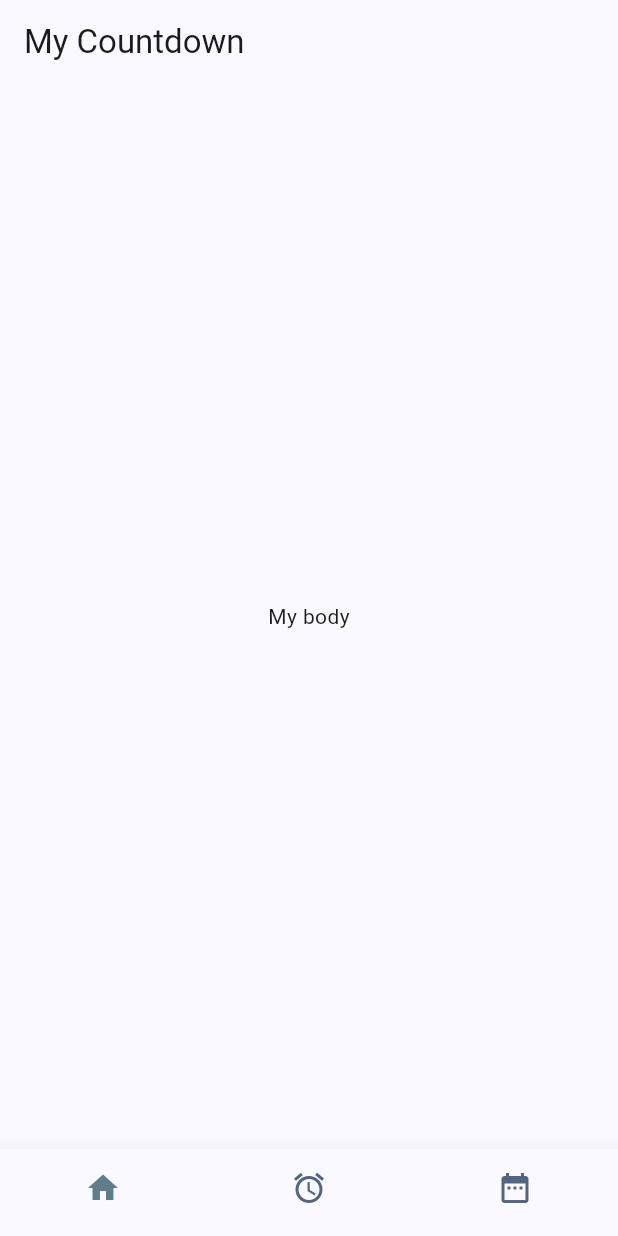
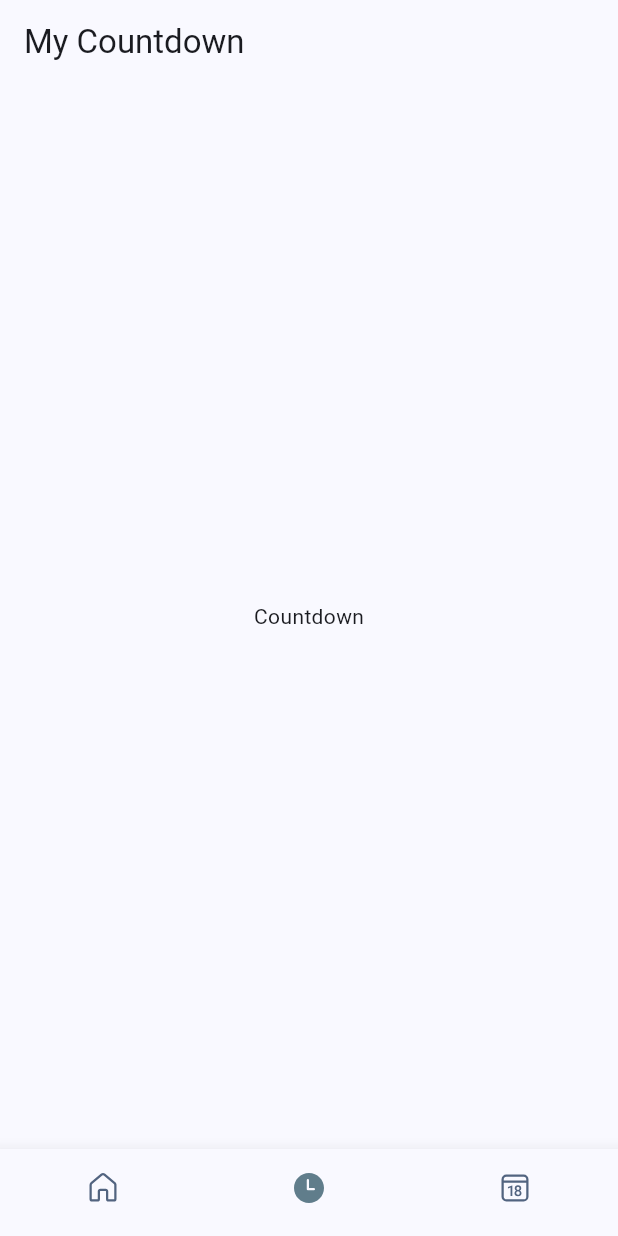
Before and after one commit to Starjed/CountDown, a Flutter app: the screen it shows after launch, on a phone screen of 412 x 824 dp. Run offline on Flutter 3.47's test engine with Material 2 defaults, Android fonts, the phone set to English and light mode, and no system bars; our stand-ins replace fluentui_icons.

Commit message:
Adiciona icones na bottom bar e modifica index dinamicamente

```diff
--- a/lib/bottom_bar.dart
+++ b/lib/bottom_bar.dart
@@ -1,3 +1,4 @@
+import 'package:fluentui_icons/fluentui_icons.dart';
 import 'package:flutter/cupertino.dart';
 import 'package:flutter/material.dart';
 
@@ -9,27 +10,45 @@ class BottomBar  extends StatefulWidget {
 }
 
 class BottomBarState extends State<BottomBar> {
+  int _selectedIndex = 1;
+
+  static final List<Widget> _widgetOptions = <Widget> [
+    const Text("Home"),
+    const Text("Countdown"),
+    const Text("Calendar")
+  ];
+
+  void _onItemTapped(int index) {
+    setState(() {
+      _selectedIndex = index;
+    });
+  }
+
   @override
   Widget build(BuildContext context) {
     return Scaffold(
       appBar: AppBar(
         title: Text("My Countdown"),
       ),
-      body:  const Center(
-        child: Text(
-        "My body"
-        ),
+      body:  Center(
+        child: _widgetOptions[_selectedIndex],
       ),
       bottomNavigationBar: BottomNavigationBar(
+        currentIndex: _selectedIndex,
+        onTap: _onItemTapped,
         elevation: 10,
         showSelectedLabels: false,
         showUnselectedLabels: false,
         selectedItemColor: Colors.blueGrey,
+        type: BottomNavigationBarType.fixed,
         unselectedItemColor: const Color(0xFF526480),
         items: const [
-        BottomNavigationBarItem(icon: Icon(Icons.home), label: "Home"),
-        BottomNavigationBarItem(icon: Icon(Icons.access_alarms_outlined), label: "Timer"),
-        BottomNavigationBarItem(icon: Icon(Icons.date_range), label: "Calendar")
+        BottomNavigationBarItem(icon: Icon(FluentSystemIcons.ic_fluent_home_regular),
+            activeIcon: Icon(FluentSystemIcons.ic_fluent_home_filled), label: "Home"),
+          BottomNavigationBarItem(icon: Icon(FluentSystemIcons.ic_fluent_clock_regular),
+            activeIcon: Icon(FluentSystemIcons.ic_fluent_clock_filled), label: "Countdown"),
+          BottomNavigationBarItem(icon: Icon(FluentSystemIcons.ic_fluent_calendar_date_regular),
+            activeIcon: Icon(FluentSystemIcons.ic_fluent_calendar_date_filled), label: "Calendar"),
       ],),
     );
   }
```
